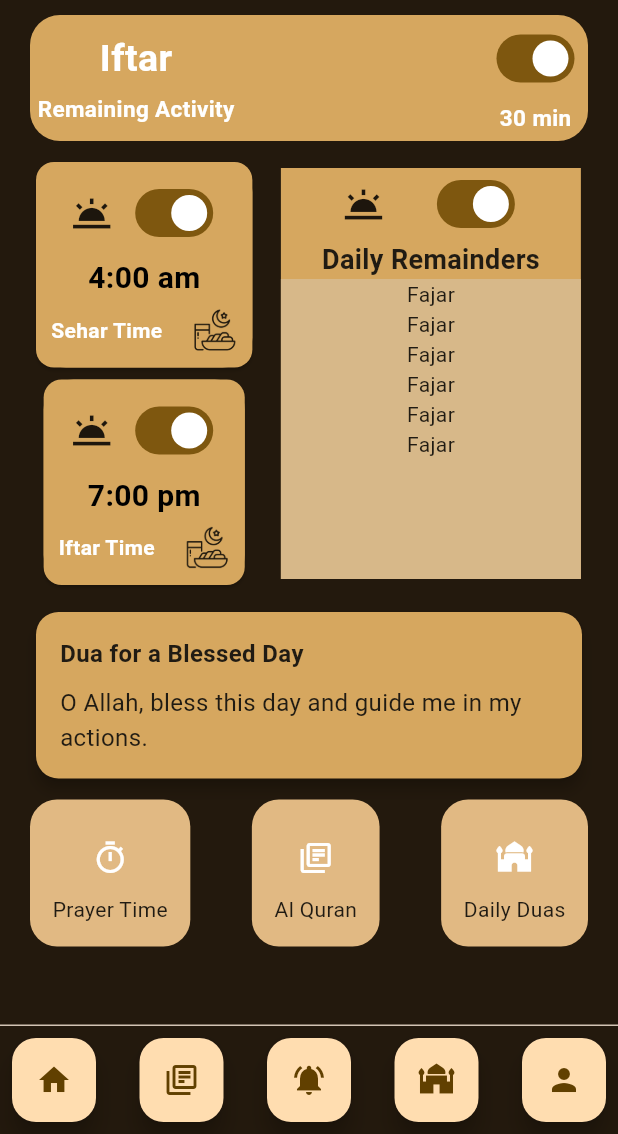
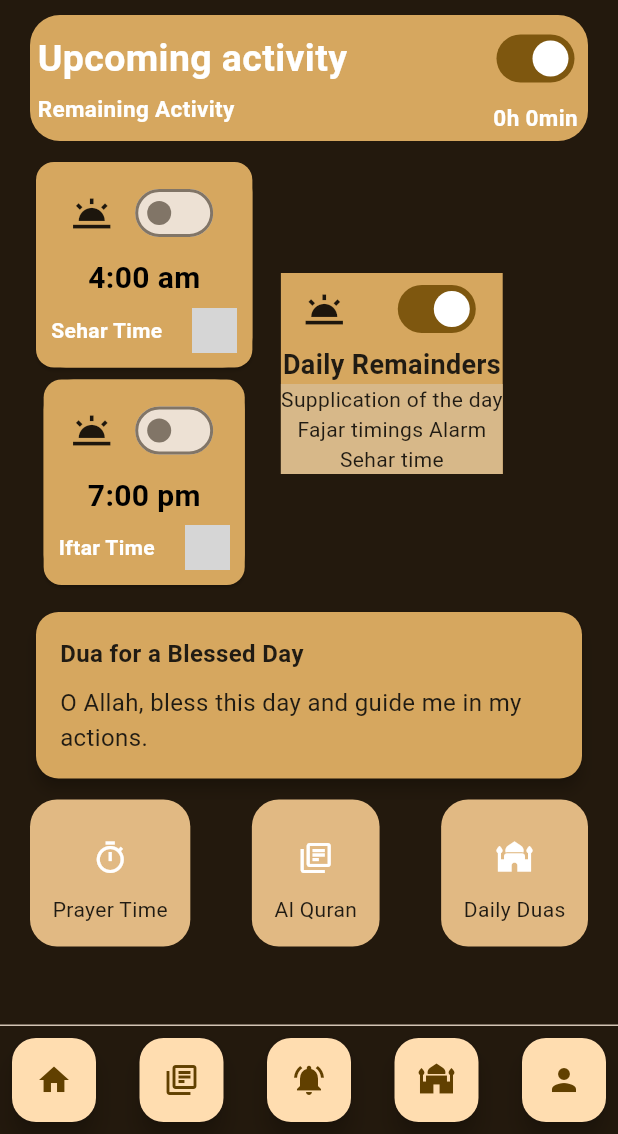
Before and after one commit to YamnaIsrail/Ramadan_App, a Flutter app: the screen it shows after launch, on a phone screen of 412 x 824 dp, the part 102-1236 px from its top. Run offline on Flutter 3.47's test engine with Material 3 defaults, Android fonts, the phone set to English and light mode, and no system bars; our stand-ins replace firebase_core, firebase_messaging, google_fonts, timezone; missing offline and left inert: adhan_dart, flutter_alarm_clock; accounts and stored records are empty; grey boxes are pictures that could not be loaded.

Commit message:
file renamed for better understandability

```diff
--- a/lib/Screens/Home_Screen/Home_Screen.dart
+++ b/lib/Screens/Home_Screen/Home_Screen.dart
@@ -1,5 +1,6 @@
 import 'package:flutter/material.dart';
 import 'package:ramadan_app/Screens/Home_Screen/Home_screen_components/DailySupplication.dart';
+import 'package:ramadan_app/Screens/Home_Screen/Home_screen_components/sehar_iftar_card.dart';
 import 'package:ramadan_app/Screens/Quran/Quran_screen.dart';
 import 'package:ramadan_app/Screens/Quran/fetch_api.dart';
 import 'package:ramadan_app/Screens/adhan.dart';
@@ -7,11 +8,9 @@ import 'package:ramadan_app/Screens/PrayerTimings/prayer_timings.dart';
 import 'package:ramadan_app/footer.dart';
 import 'package:ramadan_app/notification_services.dart';
 import 'package:ramadan_app/widgets/Colors.dart';
-import 'Home_screen_components/card.dart';
 import 'Home_screen_components/greetings.dart';
 import 'Home_screen_components/icon_cards.dart';
-import 'Home_screen_components/prayer_timings.dart';
-import 'Home_screen_components/top_bar.dart';
+import 'Home_screen_components/remaining_activity.dart';
 
 class HomeScreen extends StatefulWidget {
   const HomeScreen({super.key});
@@ -47,7 +46,7 @@ NotificationServices notificationServices= NotificationServices();
               children: [
                 greetings(),
                 SizedBox(height: 10),
-                myTopBar(),
+                RemainingActivity(),
                 SizedBox(height: 10),
                 Row(
                   children: [
@@ -77,7 +76,22 @@ NotificationServices notificationServices= NotificationServices();
                              fontSize: 18
                            ),
                          ),
-                         PrayerTimes()
+                         Container(
+
+                           color: Color(0xffd7b889),
+                           child: Column(
+                             mainAxisAlignment: MainAxisAlignment.spaceEvenly,
+                             children: [
+                               Text('Supplication of the day'),
+                               Text('Fajar timings Alarm'),
+                               Text('Sehar time'),
+                               //Text('data'),
+
+
+
+                             ],
+                           ),
+                         ),
                        ],
                      ),
                    )
--- /dev/null
+++ b/lib/Screens/Home_Screen/Home_screen_components/remaining_activity.dart
@@ -0,0 +1,122 @@
+import 'package:flutter/material.dart';
+import 'package:ramadan_app/Screens/alarm/sehar_iftar_alarm.dart';
+import 'package:ramadan_app/widgets/Colors.dart';
+
+String getPrayerName(DateTime time) {
+  if (time == prayerTimesService.fajar) {
+    return 'Fajr';
+  } else if (time == prayerTimesService.sunrise) {
+    return 'Sunrise';
+  } else if (time == prayerTimesService.dhuhr) {
+    return 'Dhuhr';
+  } else if (time == prayerTimesService.asar) {
+    return 'Asar';
+  } else if (time == prayerTimesService.maghrib) {
+    return 'Maghrib';
+  } else if (time == prayerTimesService.isha) {
+    return 'Isha';
+  }
+  return '';
+}
+
+
+Future<DateTime> getNextPrayerTime() async {
+  await prayerTimesService.fetchPrayerTimes();
+  DateTime now = DateTime.now();
+  List<DateTime> prayerTimes = [prayerTimesService.fajar, prayerTimesService.sunrise, prayerTimesService.dhuhr, prayerTimesService.asar, prayerTimesService.maghrib, prayerTimesService.isha];
+  prayerTimes.sort((a, b) => a.compareTo(b));
+
+  for (DateTime prayerTime in prayerTimes) {
+    if (prayerTime.isAfter(now)) {
+      return prayerTime;
+    }
+  }
+
+  // If all prayer times are in the past, return the first prayer time of the next day
+  return prayerTimes.first.add(Duration(days: 1));
+}
+
+class RemainingActivity extends StatefulWidget {
+  const RemainingActivity({Key? key}) : super(key: key);
+
+  @override
+  State<RemainingActivity> createState() => _RemainingActivityState();
+}
+
+class _RemainingActivityState extends State<RemainingActivity> {
+  late DateTime nextPrayerTime = DateTime.now(); // Initialize with current time
+
+  late String nextPrayerName = "Upcoming activity";
+
+  @override
+  void initState() {
+    super.initState();
+    // Fetch the prayer times and calculate the next prayer time
+    getNextPrayerTime().then((value) {
+      nextPrayerTime = value;
+      nextPrayerName = getPrayerName(nextPrayerTime);
+      setState(() {}); // Update the UI after getting the next prayer time
+    });
+  }
+
+
+  @override
+  Widget build(BuildContext context) {
+    // Calculate the remaining time until the next prayer
+    Duration remainingTime = nextPrayerTime.difference(DateTime.now());
+    String remainingTimeString = '${remainingTime.inHours}h ${remainingTime.inMinutes.remainder(60)}min';
+
+    return Container(
+      padding: EdgeInsets.symmetric(horizontal: 5, vertical: 5),
+      decoration: BoxDecoration(
+        color: primaryColor,
+        borderRadius: BorderRadius.circular(20),
+      ),
+      child: Row(
+        mainAxisAlignment: MainAxisAlignment.spaceBetween,
+        children: [
+          Column(
+            crossAxisAlignment: CrossAxisAlignment.start,
+            children: [
+              Text(
+                '$nextPrayerName',
+                style: TextStyle(
+                  color: Colors.white,
+                  fontWeight: FontWeight.bold,
+                  fontSize: 25,
+                ),
+              ),
+              SizedBox(height: 5),
+              Text(
+                "Remaining Activity",
+                style: TextStyle(
+                  color: Colors.white,
+                  fontWeight: FontWeight.bold,
+                  fontSize: 15,
+                ),
+              ),
+            ],
+          ),
+          Column(
+            mainAxisAlignment: MainAxisAlignment.spaceBetween,
+            children: [
+              Switch(value: true, onChanged: (onChanged) {}),
+              SizedBox(height: 5),
+              Text(
+                remainingTimeString,
+                style: TextStyle(
+                  color: Colors.white,
+                  fontWeight: FontWeight.bold,
+                  fontSize: 15,
+                ),
+              ),
+            ],
+          )
+        ],
+      ),
+    );
+  }
+
+
+
+}
--- a/lib/Screens/Home_Screen/Home_screen_components/card.dart
+++ b/lib/Screens/Home_Screen/Home_screen_components/sehar_iftar_card.dart
@@ -1,26 +1,26 @@
 import 'package:flutter/material.dart';
+import 'package:flutter_alarm_clock/flutter_alarm_clock.dart';
+import 'package:ramadan_app/Screens/alarm/sehar_iftar_alarm.dart';
 import 'package:ramadan_app/widgets/Colors.dart';
 
 class MyCard extends StatefulWidget {
-  String time;
-  String title;
+  final String time;
+  final String title;
 
-  MyCard({
-    required this.time,
-    required this.title
-
-});
+  MyCard({required this.time, required this.title});
 
   @override
   State<MyCard> createState() => _MyCardState();
 }
 
 class _MyCardState extends State<MyCard> {
+  bool switchValue = false;
+
   @override
   Widget build(BuildContext context) {
     return Card(
       color: primaryColor,
-      child:  Container(
+      child: Container(
         // margin: EdgeInsets.all(10),
         padding: EdgeInsets.all(10.0),
         decoration: BoxDecoration(
@@ -33,13 +33,27 @@ class _MyCardState extends State<MyCard> {
               children: [
                 Icon(Icons.wb_twilight, size: 30),
                 SizedBox(width: 10),
-                Switch(value: true, onChanged: (onChanged) {}),
+                Switch.adaptive(
+                  value: switchValue,
+
+                  onChanged: (bool value) {
+                    setState(() {
+                      switchValue = value;
+                    });
+                    print("alarm print here");
+
+                    setState(() {
+                      widget.title == "Sahar"? saharAlarm() : iftarAlarm() ; // Call your function here
+
+                    });
+                  },
+                ),
               ],
             ),
             SizedBox(height: 5),
             Text(
               "${widget.time}",
-              style: TextStyle(
+              style: const TextStyle(
                 fontSize: 20,
                 fontWeight: FontWeight.bold,
                 color: Colors.black,
@@ -58,7 +72,7 @@ class _MyCardState extends State<MyCard> {
                 ),
                 SizedBox(width: 20),
                 ImageIcon(
-                  AssetImage("assets/images/icon2_iftar.png"),
+                  AssetImage("assets/icon2_iftar.png"),
                   size: 30,
                 ),
               ],
--- a/lib/Screens/Home_Screen/Home_screen_components/top_bar.dart
+++ /dev/null
@@ -1,64 +0,0 @@
-import 'package:flutter/material.dart';
-import 'package:ramadan_app/widgets/Colors.dart';
-
-
-class myTopBar extends StatefulWidget {
-  const myTopBar({super.key});
-
-  @override
-  State<myTopBar> createState() => _myTopBarState();
-}
-
-class _myTopBarState extends State<myTopBar> {
-  @override
-  Widget build(BuildContext context) {
-    return Container(
-      padding: EdgeInsets.symmetric(horizontal: 5, vertical: 5),
-      decoration: BoxDecoration(
-        color: primaryColor,
-        borderRadius: BorderRadius.circular(20),
-      ),
-      child: Row(
-        mainAxisAlignment: MainAxisAlignment.spaceBetween,
-        children: [
-          Column(
-            children: [
-              Text(
-                "Iftar",
-                style: TextStyle(
-                  color: Colors.white,
-                  fontWeight: FontWeight.bold,
-                  fontSize: 25,
-                ),
-              ),
-              SizedBox(height: 5),
-              Text(
-                "Remaining Activity",
-                style: TextStyle(
-                  color: Colors.white,
-                  fontWeight: FontWeight.bold,
-                  fontSize: 15,
-                ),
-              ),
-            ],
-          ),
-          Column(
-            mainAxisAlignment: MainAxisAlignment.spaceBetween,
-            children: [
-              Switch(value: true, onChanged: (onChanged) {}),
-              SizedBox(height: 5),
-              Text(
-                "30 min",
-                style: TextStyle(
-                  color: Colors.white,
-                  fontWeight: FontWeight.bold,
-                  fontSize: 15,
-                ),
-              ),
-            ],
-          )
-        ],
-      ),
-    );
-  }
-}
```
